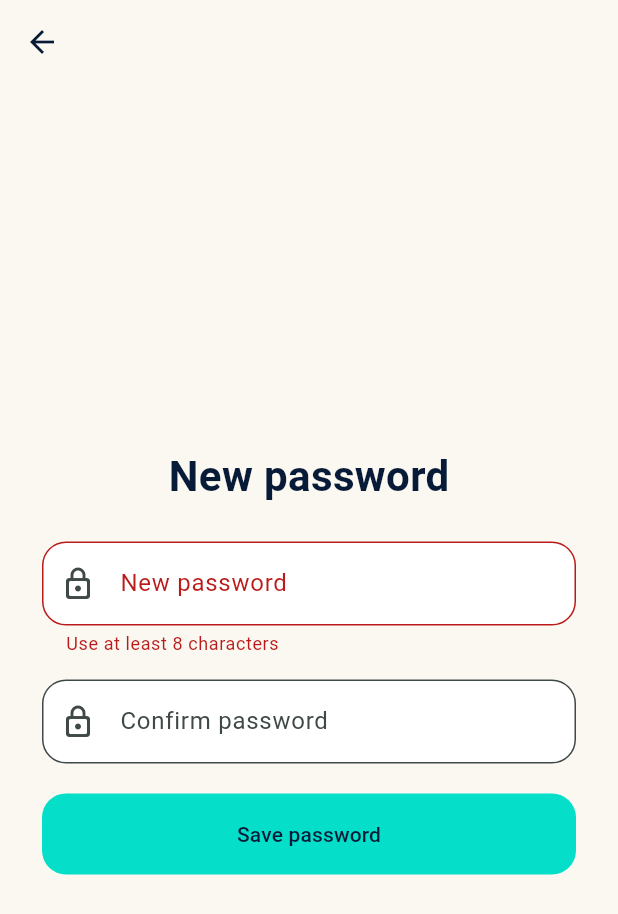
After one commit to malakshetat78/Graduation-Project-, a Flutter app: the NewPasswordScreen screen opened directly, after a tap on "Save password", on a phone screen of 412 x 824 dp. The commit adds this screen. Shown: the top 914 px of the screen. Run offline on Flutter 3.47's test engine with Material 3 defaults, Android fonts, the phone set to English and light mode, and no system bars; our stand-ins replace flutter_map, geolocator, latlong2, sqflite, supabase_flutter; accounts and stored records are empty.

Commit message:
Add the new password screen and the reset link back to the app

```diff
--- a/mobile/lib/main.dart
+++ b/mobile/lib/main.dart
@@ -3,9 +3,12 @@ import 'package:supabase_flutter/supabase_flutter.dart';
 
 import 'core/app_colors.dart';
 import 'screens/home_screen.dart';
+import 'screens/new_password_screen.dart';
 import 'screens/welcome_screen.dart';
 import 'services/report_queue.dart';
 import 'services/report_uploader.dart';
+
+final GlobalKey<NavigatorState> navigatorKey = GlobalKey<NavigatorState>();
 
 Future<void> main() async {
   WidgetsFlutterBinding.ensureInitialized();
@@ -18,8 +21,27 @@ Future<void> main() async {
   await ReportQueue.instance.cleanUp();
   ReportUploader.instance.kick();
 
+  Supabase.instance.client.auth.onAuthStateChange.listen(
+    (data) {
+      debugPrint('Auth event: ${data.event}');
+
+      if (data.event == AuthChangeEvent.passwordRecovery) {
+        _openNewPassword();
+      }
+    },
+    onError: (Object error) {
+      debugPrint('Auth link error: $error');
+    },
+  );
+
   final signedIn = Supabase.instance.client.auth.currentSession != null;
   runApp(RovoApp(signedIn: signedIn));
+}
+
+void _openNewPassword() {
+  navigatorKey.currentState?.push(
+    MaterialPageRoute<void>(builder: (context) => const NewPasswordScreen()),
+  );
 }
 
 class RovoApp extends StatelessWidget {
@@ -31,6 +53,7 @@ class RovoApp extends StatelessWidget {
   Widget build(BuildContext context) {
     return MaterialApp(
       title: 'ROVO',
+      navigatorKey: navigatorKey,
       debugShowCheckedModeBanner: false,
       theme: ThemeData(
         useMaterial3: true,
--- a/mobile/lib/screens/forgot_password_screen.dart
+++ b/mobile/lib/screens/forgot_password_screen.dart
@@ -37,6 +37,7 @@ class _ForgotPasswordScreenState extends State<ForgotPasswordScreen> {
     try {
       await Supabase.instance.client.auth.resetPasswordForEmail(
         _emailController.text.trim(),
+        redirectTo: 'rovo://reset-password',
       );
 
       if (!mounted) return;
--- /dev/null
+++ b/mobile/lib/screens/new_password_screen.dart
@@ -0,0 +1,169 @@
+import 'package:flutter/material.dart';
+import 'package:supabase_flutter/supabase_flutter.dart';
+
+import '../core/app_colors.dart';
+import 'home_screen.dart';
+
+class NewPasswordScreen extends StatefulWidget {
+  const NewPasswordScreen({super.key});
+
+  @override
+  State<NewPasswordScreen> createState() => _NewPasswordScreenState();
+}
+
+class _NewPasswordScreenState extends State<NewPasswordScreen> {
+  final _formKey = GlobalKey<FormState>();
+  final _passwordController = TextEditingController();
+
+  bool _loading = false;
+  String? _error;
+
+  @override
+  void dispose() {
+    _passwordController.dispose();
+    super.dispose();
+  }
+
+  Future<void> _save() async {
+    if (_loading || !_formKey.currentState!.validate()) return;
+
+    FocusScope.of(context).unfocus();
+
+    setState(() {
+      _loading = true;
+      _error = null;
+    });
+
+    try {
+      await Supabase.instance.client.auth.updateUser(
+        UserAttributes(password: _passwordController.text),
+      );
+
+      if (!mounted) return;
+
+      Navigator.pushAndRemoveUntil(
+        context,
+        MaterialPageRoute(builder: (context) => const HomeScreen()),
+        (route) => false,
+      );
+    } on AuthException catch (error) {
+      if (!mounted) return;
+
+      setState(() {
+        _error = error.message;
+      });
+    } on Exception {
+      if (!mounted) return;
+
+      setState(() {
+        _error = 'Could not save your password. Try again.';
+      });
+    } finally {
+      if (mounted) {
+        setState(() {
+          _loading = false;
+        });
+      }
+    }
+  }
+
+  InputDecoration _inputStyle(String label) {
+    return InputDecoration(
+      labelText: label,
+      prefixIcon: const Icon(Icons.lock_outline_rounded),
+      filled: true,
+      fillColor: Colors.white,
+      border: OutlineInputBorder(borderRadius: BorderRadius.circular(16)),
+    );
+  }
+
+  @override
+  Widget build(BuildContext context) {
+    return Scaffold(
+      backgroundColor: AppColors.cream,
+      appBar: AppBar(
+        backgroundColor: AppColors.cream,
+        foregroundColor: AppColors.navy,
+        surfaceTintColor: Colors.transparent,
+      ),
+      body: SafeArea(
+        child: Center(
+          child: SingleChildScrollView(
+            padding: const EdgeInsets.all(28),
+            child: ConstrainedBox(
+              constraints: const BoxConstraints(maxWidth: 380),
+              child: Form(
+                key: _formKey,
+                child: Column(
+                  mainAxisSize: MainAxisSize.min,
+                  children: [
+                    const Text(
+                      'New password',
+                      style: TextStyle(
+                        color: AppColors.navy,
+                        fontSize: 28,
+                        fontWeight: FontWeight.bold,
+                      ),
+                    ),
+                    const SizedBox(height: 24),
+                    TextFormField(
+                      controller: _passwordController,
+                      obscureText: true,
+                      autocorrect: false,
+                      enableSuggestions: false,
+                      decoration: _inputStyle('New password'),
+                      validator: (value) {
+                        return (value == null || value.length < 8)
+                            ? 'Use at least 8 characters'
+                            : null;
+                      },
+                    ),
+                    const SizedBox(height: 16),
+                    TextFormField(
+                      obscureText: true,
+                      autocorrect: false,
+                      enableSuggestions: false,
+                      onFieldSubmitted: (_) => _save(),
+                      decoration: _inputStyle('Confirm password'),
+                      validator: (value) {
+                        return value == _passwordController.text
+                            ? null
+                            : 'Passwords do not match';
+                      },
+                    ),
+                    const SizedBox(height: 20),
+                    if (_error != null)
+                      Padding(
+                        padding: const EdgeInsets.only(bottom: 12),
+                        child: Text(
+                          _error!,
+                          textAlign: TextAlign.center,
+                          style: const TextStyle(color: AppColors.coral),
+                        ),
+                      ),
+                    SizedBox(
+                      width: double.infinity,
+                      height: 54,
+                      child: ElevatedButton(
+                        onPressed: _loading ? null : _save,
+                        style: ElevatedButton.styleFrom(
+                          backgroundColor: AppColors.turquoise,
+                          foregroundColor: AppColors.navy,
+                          elevation: 0,
+                          shape: RoundedRectangleBorder(
+                            borderRadius: BorderRadius.circular(16),
+                          ),
+                        ),
+                        child: Text(_loading ? 'Saving...' : 'Save password'),
+                      ),
+                    ),
+                  ],
+                ),
+              ),
+            ),
+          ),
+        ),
+      ),
+    );
+  }
+}
```
Also changed, not shown: 1 other file.
